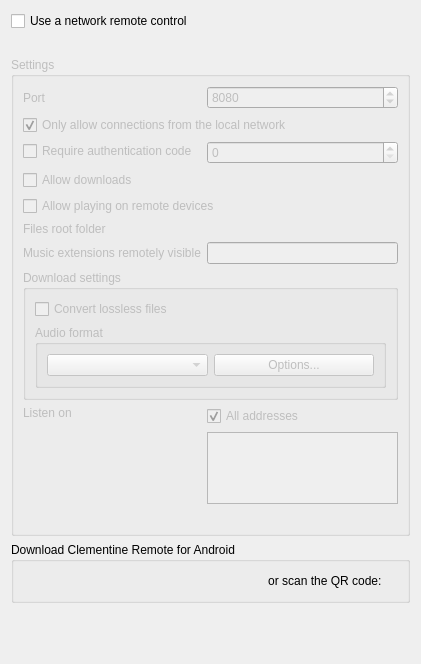
The window that src/ui/networkremotesettingspage.ui (clementine-player/Clementine) describes before a commit, drawn with Qt 5.
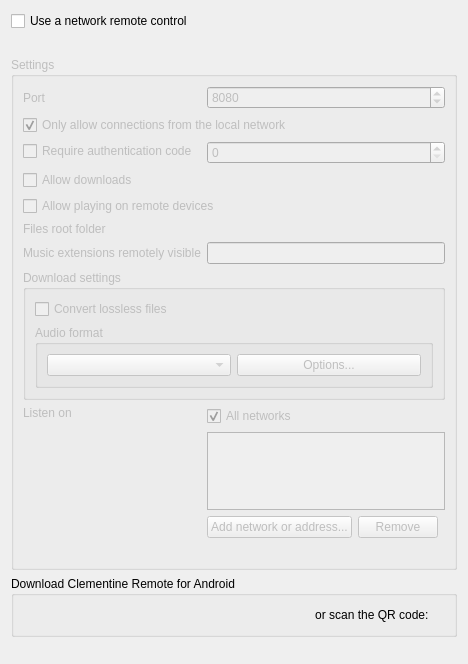
The same window after the commit. Icons and pictures are not drawn. Custom widgets are drawn as their Qt base class.

Commit message: Listen on chosen networks, not exact addresses

Diff of the .ui file:
```diff
--- a/src/ui/networkremotesettingspage.ui
+++ b/src/ui/networkremotesettingspage.ui
@@ -127,9 +127,11 @@
       <item row="9" column="1">
        <layout class="QVBoxLayout" name="listen_addresses_layout">
         <item>
+         <layout class="QHBoxLayout" name="listen_on_all_addresses_layout">
+          <item>
          <widget class="QCheckBox" name="listen_on_all_addresses">
           <property name="text">
-           <string>All addresses</string>
+             <string>All networks</string>
           </property>
           <property name="checked">
            <bool>true</bool>
@@ -137,7 +139,19 @@
          </widget>
         </item>
         <item>
-         <widget class="QListWidget" name="listen_addresses">
+           <widget class="QLabel" name="all_addresses_info"/>
+          </item>
+          <item>
+           <spacer name="listen_on_all_addresses_spacer">
+            <property name="orientation">
+             <enum>Qt::Horizontal</enum>
+            </property>
+           </spacer>
+          </item>
+         </layout>
+        </item>
+        <item>
+         <widget class="QListWidget" name="listen_networks">
           <property name="toolTip">
            <string>Enter one of these addresses in the app to connect to Clementine.</string>
           </property>
@@ -147,11 +161,42 @@
           <property name="maximumSize">
            <size>
             <width>16777215</width>
-            <height>120</height>
+            <height>160</height>
            </size>
           </property>
          </widget>
         </item>
+        <item>
+         <layout class="QHBoxLayout" name="listen_networks_buttons">
+          <item>
+           <widget class="QPushButton" name="add_network">
+            <property name="text">
+             <string>Add network or address...</string>
+            </property>
+            <property name="enabled">
+             <bool>false</bool>
+            </property>
+           </widget>
+          </item>
+          <item>
+           <widget class="QPushButton" name="remove_network">
+            <property name="text">
+             <string>Remove</string>
+            </property>
+            <property name="enabled">
+             <bool>false</bool>
+            </property>
+           </widget>
+          </item>
+          <item>
+           <spacer name="listen_networks_buttons_spacer">
+            <property name="orientation">
+             <enum>Qt::Horizontal</enum>
+            </property>
+           </spacer>
+          </item>
+         </layout>
+        </item>
         <item>
          <widget class="QLabel" name="listen_warning">
           <property name="wordWrap">
```
Lines whose indentation alone changed are shown as unchanged. The commit also changes 5 other files.
